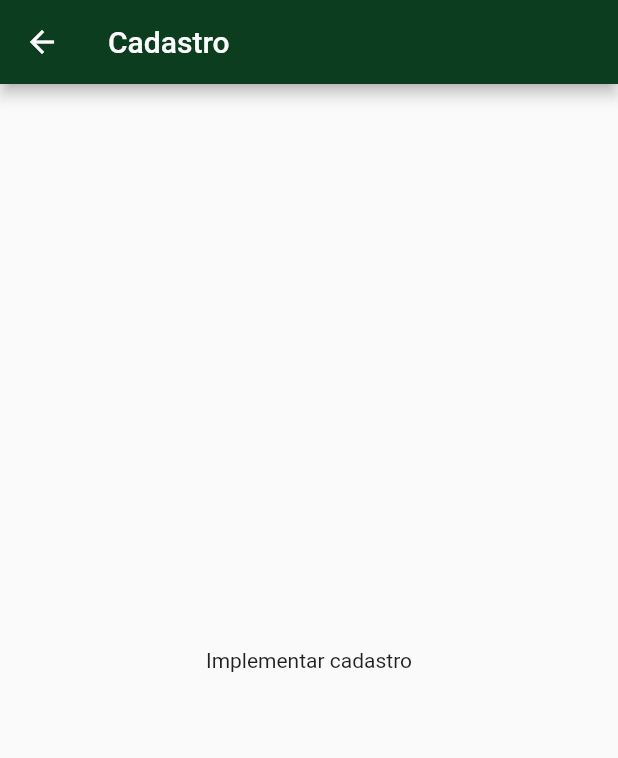
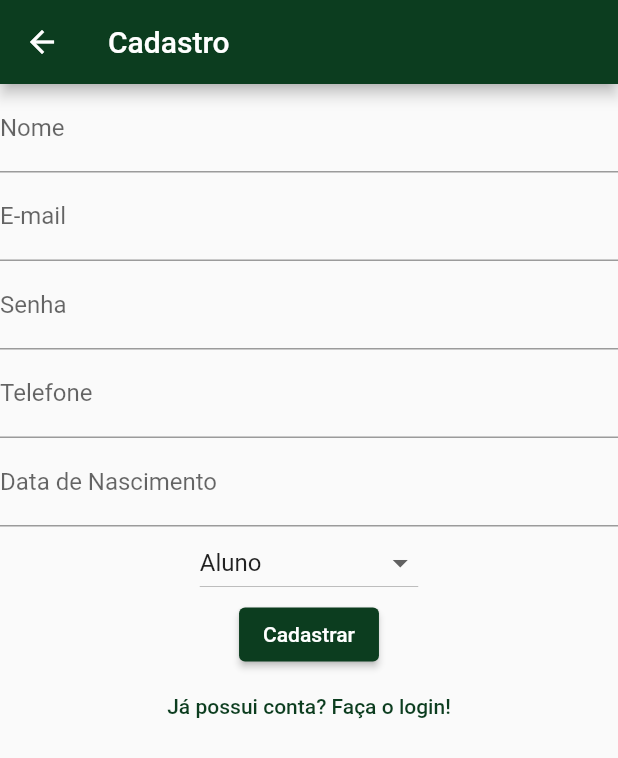
Before and after one commit to JosueErvino/healthroom_app, a Flutter app: the screen it shows after launch, after a tap on "Cadastre-se aqui!", on a phone screen of 412 x 824 dp. Shown: the top 758 px of the screen. Run offline on Flutter 3.47's test engine with Material 2 defaults, Android fonts, the phone set to English and light mode, and no system bars; our stand-ins replace cloud_firestore, firebase_auth, firebase_core; accounts and stored records are empty; network calls fail.

Commit message:
cadastro usuário

```diff
--- a/lib/screen/auth/cadastro_screen.dart
+++ b/lib/screen/auth/cadastro_screen.dart
@@ -1,4 +1,7 @@
 import 'package:flutter/material.dart';
+import 'package:healthroom_app/model/perfil.dart';
+import 'package:healthroom_app/model/usuario.dart';
+import 'package:healthroom_app/services/auth.dart';
 
 class CadastroScreen extends StatefulWidget {
   const CadastroScreen({super.key});
@@ -8,14 +11,114 @@ class CadastroScreen extends StatefulWidget {
 }
 
 class _CadastroScreenState extends State<CadastroScreen> {
+  final TextEditingController _emailController = TextEditingController();
+  final TextEditingController _senhaController = TextEditingController();
+  final TextEditingController _nomeController = TextEditingController();
+  final TextEditingController _telefoneController = TextEditingController();
+  final TextEditingController _dataNascimentoController =
+      TextEditingController();
+
+  Perfil _perfil = Perfil.aluno;
+
   @override
   Widget build(BuildContext context) {
+    void handleBack() {
+      Navigator.pop(context);
+    }
+
+    void handleCadastro() {
+      Usuario usuario = Usuario();
+      usuario.email = _emailController.text;
+      usuario.nome = _nomeController.text;
+      usuario.telefone = _telefoneController.text;
+      usuario.dataNascimento = _dataNascimentoController.text;
+      usuario.perfil = _perfil;
+
+      AuthService()
+          .cadastrarEmail(_emailController.text, _senhaController.text, usuario)
+          .then((value) => handleBack());
+    }
+
     return Scaffold(
+      resizeToAvoidBottomInset: false,
       appBar: AppBar(
         title: const Text('Cadastro'),
       ),
-      body: const Center(
-        child: Text('Implementar cadastro'),
+      body: Column(
+        children: [
+          TextField(
+            controller: _nomeController,
+            onEditingComplete: () => FocusScope.of(context).nextFocus(),
+            decoration: const InputDecoration(
+              labelText: 'Nome',
+            ),
+          ),
+          TextField(
+            controller: _emailController,
+            keyboardType: TextInputType.emailAddress,
+            onEditingComplete: () => FocusScope.of(context).nextFocus(),
+            decoration: const InputDecoration(
+              labelText: 'E-mail',
+            ),
+          ),
+          TextField(
+            controller: _senhaController,
+            onEditingComplete: () => FocusScope.of(context).nextFocus(),
+            obscureText: true,
+            decoration: const InputDecoration(
+              labelText: 'Senha',
+            ),
+          ),
+          TextField(
+            controller: _telefoneController,
+            onEditingComplete: () => FocusScope.of(context).nextFocus(),
+            keyboardType: TextInputType.phone,
+            decoration: const InputDecoration(
+              labelText: 'Telefone',
+              hintText: '(00) 00000-0000',
+            ),
+          ),
+          TextField(
+            controller: _dataNascimentoController,
+            onEditingComplete: () => FocusScope.of(context).nextFocus(),
+            keyboardType: TextInputType.datetime,
+            decoration: const InputDecoration(
+              labelText: 'Data de Nascimento',
+              hintText: 'dd/mm/yyyy',
+            ),
+          ),
+          DropdownButton(
+            value: _perfil,
+            hint: const Text('Selecione o perfil'),
+            items: const [
+              DropdownMenuItem(
+                value: Perfil.aluno,
+                child: Text('Aluno'),
+              ),
+              DropdownMenuItem(
+                value: Perfil.instrutor,
+                child: Text('Instrutor'),
+              ),
+              DropdownMenuItem(
+                value: Perfil.nutricionista,
+                child: Text('Nutricionista'),
+              ),
+            ],
+            onChanged: (value) {
+              setState(() {
+                _perfil = value!;
+              });
+            },
+          ),
+          ElevatedButton(
+            onPressed: handleCadastro,
+            child: const Text('Cadastrar'),
+          ),
+          TextButton(
+            onPressed: handleBack,
+            child: const Text('Já possui conta? Faça o login!'),
+          ),
+        ],
       ),
     );
   }
--- a/lib/services/auth.dart
+++ b/lib/services/auth.dart
@@ -1,4 +1,7 @@
 import 'package:firebase_auth/firebase_auth.dart';
+import 'package:healthroom_app/model/usuario.dart';
+import 'package:healthroom_app/services/database.dart';
+import 'package:healthroom_app/services/string.dart';
 
 class AuthService {
   final userStream = FirebaseAuth.instance.authStateChanges();
@@ -19,27 +22,27 @@ class AuthService {
     }
   }
 
-  // Future cadastrarEmail(String email, String senha, Usuario usuario) async {
-  //   try {
-  //     final userCredential = await FirebaseAuth.instance
-  //         .createUserWithEmailAndPassword(email: email, password: senha);
+  Future cadastrarEmail(String email, String senha, Usuario usuario) async {
+    try {
+      final userCredential = await FirebaseAuth.instance
+          .createUserWithEmailAndPassword(email: email, password: senha);
 
-  //     final user = userCredential.user;
-  //     if (user != null) {
-  //       usuario.uid = user.uid;
-  //       DatabaseService().criarUsuario(usuario);
-  //       user.updateDisplayName(StringService().firstName(usuario.nome));
-  //     }
-  //   } on FirebaseAuthException catch (e) {
-  //     if (e.code == 'weak-password') {
-  //       return 'A senha é muito fraca.';
-  //     } else if (e.code == 'email-already-in-use') {
-  //       return 'O email já está em uso.';
-  //     }
-  //   } catch (e) {
-  //     return 'Ocorreu um erro inesperado.';
-  //   }
-  // }
+      final user = userCredential.user;
+      if (user != null) {
+        usuario.uid = user.uid;
+        DatabaseService().criarUsuario(usuario);
+        user.updateDisplayName(StringService().firstName(usuario.nome));
+      }
+    } on FirebaseAuthException catch (e) {
+      if (e.code == 'weak-password') {
+        return 'A senha é muito fraca.';
+      } else if (e.code == 'email-already-in-use') {
+        return 'O email já está em uso.';
+      }
+    } catch (e) {
+      return 'Ocorreu um erro inesperado.';
+    }
+  }
 
   Future logout() async {
     try {
--- /dev/null
+++ b/lib/services/database.dart
@@ -0,0 +1,20 @@
+import 'package:cloud_firestore/cloud_firestore.dart';
+import 'package:healthroom_app/model/usuario.dart';
+
+class DatabaseService {
+  final FirebaseFirestore _db = FirebaseFirestore.instance;
+
+  Future<void> criarUsuario(Usuario usuario) async {
+    try {
+      await _db.collection('usuarios').doc(usuario.uid).set({
+        'nome': usuario.nome,
+        'email': usuario.email,
+        'telefone': usuario.telefone,
+        'dataNascimento': usuario.dataNascimento,
+        'perfil': usuario.perfil.toString(),
+      });
+    } catch (e) {
+      // TODO: implementar tratamento de erro
+    }
+  }
+}
--- /dev/null
+++ b/lib/services/string.dart
@@ -0,0 +1,5 @@
+class StringService {
+  String firstName(String? name) {
+    return name!.split(' ')[0];
+  }
+}
```
